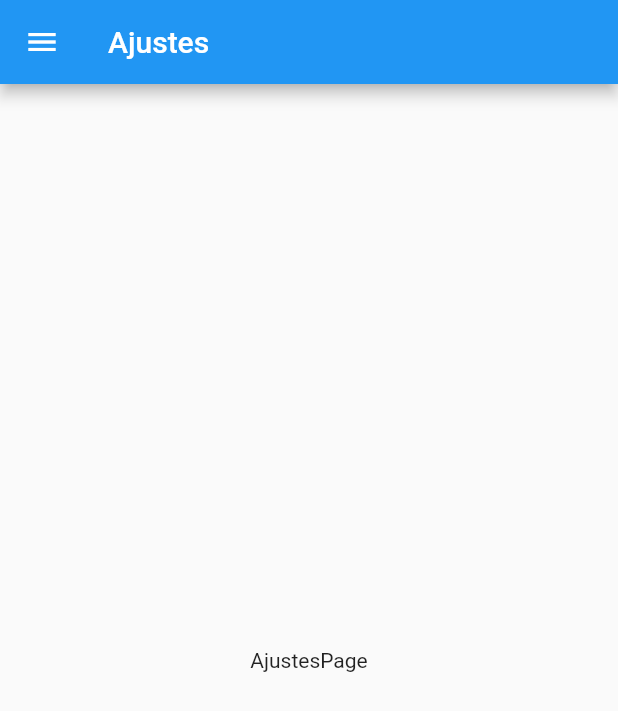
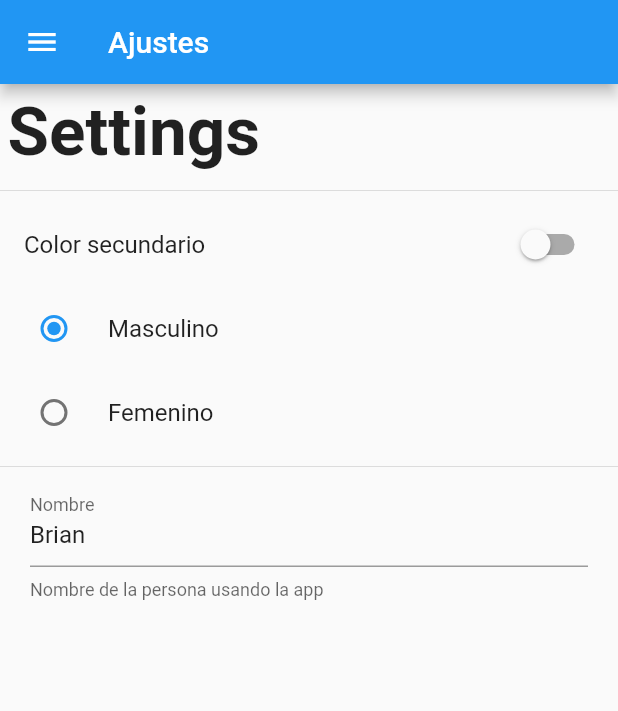
Before and after one commit to DentVega/Flutter-Preferencias-de-usuario, a Flutter app: the SettingsPage screen opened by its route, on a phone screen of 412 x 824 dp. Shown: the top 711 px of the screen. Run offline on Flutter 3.47's test engine with Material 2 defaults, Android fonts, the phone set to English and light mode, and no system bars.

Commit message:
Diseño de la pagina de ajustes

```diff
--- a/lib/src/pages/settings_page.dart
+++ b/lib/src/pages/settings_page.dart
@@ -1,9 +1,26 @@
 import 'package:flutter/material.dart';
 import 'package:preferenciasusuarioapp/widgets/menu_widgets.dart';
 
-class SettingsPage extends StatelessWidget {
+class SettingsPage extends StatefulWidget {
+  static final String routeName = 'settings';
 
-  static final String routeName = 'settings';
+  @override
+  _SettingsPageState createState() => _SettingsPageState();
+}
+
+class _SettingsPageState extends State<SettingsPage> {
+
+  bool _colorSecundario = false;
+  int _genero = 1;
+  String _nombre = 'Brian';
+
+  TextEditingController _textController;
+
+  @override
+  void initState() {
+    super.initState();
+    _textController = new TextEditingController(text: _nombre);
+  }
 
   @override
   Widget build(BuildContext context) {
@@ -12,8 +29,60 @@ class SettingsPage extends StatelessWidget {
         title: Text('Ajustes'),
       ),
       drawer: MenuWidget(),
-      body: Center(
-        child: Text('AjustesPage'),
+      body: ListView(
+        children: <Widget>[
+          Container(
+            padding: EdgeInsets.all(5.0),
+            child: Text(
+              'Settings',
+              style: TextStyle(fontSize: 45.0, fontWeight: FontWeight.bold),
+            ),
+          ),
+          Divider(),
+          SwitchListTile(
+              value: _colorSecundario,
+              title: Text('Color secundario'),
+              onChanged: (value) {
+                setState(() {
+                  _colorSecundario = value;
+                });
+              }),
+          RadioListTile(
+            value: 1,
+            title: Text('Masculino'),
+            groupValue: _genero,
+            onChanged: (value) {
+              setState(() {
+                _genero = value;
+              });
+            },
+          ),
+          RadioListTile(
+            value: 2,
+            title: Text('Femenino'),
+            groupValue: _genero,
+            onChanged: (value) {
+              setState(() {
+                _genero = value;
+              });
+            },
+          ),
+          Divider(),
+          Container(
+            padding: EdgeInsets.symmetric(horizontal: 20.0),
+            child: TextField(
+              controller: _textController,
+              decoration: InputDecoration(
+                  labelText: 'Nombre',
+                  helperText: 'Nombre de la persona usando la app'),
+              onChanged: (value) {
+                setState(() {
+                  _nombre = value;
+                });
+              },
+            ),
+          )
+        ],
       ),
     );
   }
```
